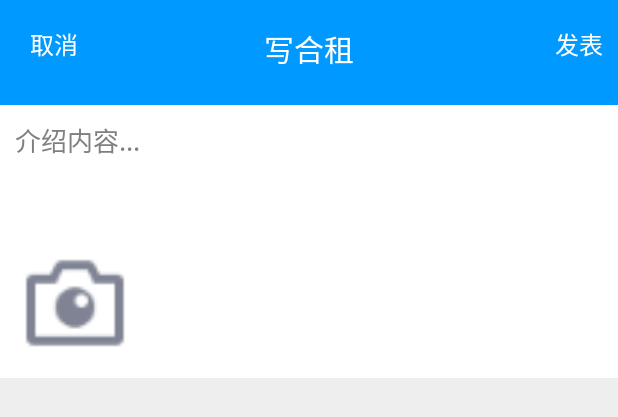
After one commit to Liuxin0/waibao, an Android app: the layout uprent_activity.xml on its own in the app's theme, with its tools: preview values and no code run, on a phone screen of 412 x 824 dp. The commit adds this screen. Shown: the top 417 px of the screen. Run offline under Robolectric (Android 15) with nearby library versions, the phone set to English and light mode, and no system bars.

Commit message:
upRentActivity

```diff
--- a/app/src/main/AndroidManifest.xml
+++ b/app/src/main/AndroidManifest.xml
@@ -57,6 +57,9 @@
 
         </activity>
 
+        <activity android:name=".homepage.UpRentActivity"
+            />
+
         <activity android:name=".Login.LoginActivity">
 
         </activity>
--- a/app/src/main/java/com/example/rental/homepage/HomepageMain.java
+++ b/app/src/main/java/com/example/rental/homepage/HomepageMain.java
@@ -77,6 +77,7 @@ public class HomepageMain extends Fragment{
             @Override
             public void onClick(View v) {
                 mPopupWindow.dismiss();
+                startActivity(new Intent(getActivity(),UpRentActivity.class));
             }
         });
         tv2.setOnClickListener(new View.OnClickListener() {
--- a/app/src/main/java/com/example/rental/homepage/UpRentActivity.java
+++ b/app/src/main/java/com/example/rental/homepage/UpRentActivity.java
@@ -1,8 +1,58 @@
 package com.example.rental.homepage;
+
+import android.app.Activity;
+import android.os.Bundle;
+import android.text.Editable;
+import android.text.TextWatcher;
+import android.util.Log;
+import android.view.View;
+import android.view.Window;
+import android.view.WindowManager;
+import android.widget.EditText;
+import android.widget.ImageView;
+import android.widget.TextView;
+
+import com.example.rental.R;
 
 /**
  * Created by caolu on 2016/11/5.
  */
 
-public class UpRentActivity {
+public class UpRentActivity extends Activity implements View.OnClickListener{
+
+    private TextView cancle,doup;
+    private ImageView img;
+    private EditText info;
+    @Override
+    protected void onCreate(Bundle savedInstanceState) {
+        super.onCreate(savedInstanceState);
+        requestWindowFeature(Window.FEATURE_NO_TITLE);
+        getWindow().addFlags(WindowManager.LayoutParams.FLAG_TRANSLUCENT_STATUS);
+        getWindow().addFlags(WindowManager.LayoutParams.FLAG_TRANSLUCENT_NAVIGATION);
+        setContentView(R.layout.uprent_activity);
+
+        initView();
+    }
+
+    private void initView() {
+        img = (ImageView) findViewById(R.id.uprent_img);
+        cancle  = (TextView) findViewById(R.id.uprent_cancle);
+        doup  = (TextView) findViewById(R.id.uprent_doup);
+        info = (EditText) findViewById(R.id.uprent_info);
+        img.setOnClickListener(this);
+        cancle.setOnClickListener(this);
+    }
+
+    @Override
+    public void onClick(View v) {
+        switch (v.getId()){
+            case R.id.uprent_cancle:
+                finish();
+                break;
+            case R.id.uprent_doup:
+                break;
+            case R.id.uprent_img:
+            break;
+        }
+    }
 }
--- /dev/null
+++ b/app/src/main/res/layout/uprent_activity.xml
@@ -0,0 +1,80 @@
+<?xml version="1.0" encoding="utf-8"?>
+<LinearLayout xmlns:android="http://schemas.android.com/apk/res/android"
+    android:layout_width="match_parent"
+    android:layout_height="match_parent"
+    android:background="@color/white"
+    android:orientation="vertical">
+
+    <RelativeLayout
+        style="@style/shxy_top_title"
+        android:fitsSystemWindows="true">
+
+        <TextView
+            android:id="@+id/uprent_cancle"
+            android:layout_width="wrap_content"
+            android:layout_height="wrap_content"
+            android:layout_alignParentLeft="true"
+            android:layout_marginTop="7dp"
+            android:layout_marginLeft="10dp"
+            android:padding="10dp"
+            android:text="取消"
+            android:textColor="@color/white"
+            android:textSize="16sp" />
+
+        <TextView
+            android:layout_width="wrap_content"
+            android:layout_height="wrap_content"
+            android:layout_centerHorizontal="true"
+            android:layout_marginTop="7dp"
+            android:layout_marginRight="10dp"
+            android:padding="10dp"
+            android:text="写合租"
+            android:textColor="@color/white"
+            android:textSize="20sp" />
+
+        <TextView
+            android:id="@+id/uprent_doup"
+            android:layout_width="wrap_content"
+            android:layout_height="wrap_content"
+            android:layout_alignParentRight="true"
+            android:layout_marginTop="7dp"
+            android:padding="10dp"
+            android:text="发表"
+            android:textColor="@color/white"
+            android:textSize="16sp" />
+    </RelativeLayout>
+
+    <EditText
+        android:id="@+id/uprent_info"
+        android:layout_width="match_parent"
+        android:layout_height="wrap_content"
+        android:layout_marginBottom="5dp"
+        android:layout_marginTop="10dp"
+        android:background="@color/white"
+        android:hint="介绍内容..."
+        android:paddingLeft="10dp"
+        android:paddingRight="10dp"
+        android:textColor="@color/black"
+        android:textCursorDrawable="@null"
+        android:paddingBottom="40dp"
+        android:textSize="17sp" />
+
+    <ImageView
+        android:id="@+id/uprent_img"
+        android:layout_width="100dp"
+        android:layout_height="100dp"
+        android:src="@drawable/camera" />
+
+    <View
+        android:layout_width="match_parent"
+        android:layout_height="1dp"
+        android:background="@color/light_grey"
+        android:paddingLeft="10dp" />
+<LinearLayout
+    android:layout_width="match_parent"
+    android:layout_height="match_parent"
+    android:orientation="vertical"
+    android:background="@color/light_grey">
+
+</LinearLayout>
+</LinearLayout>
--- a/app/src/main/res/values/colors.xml
+++ b/app/src/main/res/values/colors.xml
@@ -2,6 +2,8 @@
 <resources>
 
     <color name="transparent">#0000</color>
+    <color name="white_alpha_50">#50ffffff</color>
+    <color name="white_alpha_77">#77ffffff</color>
     <color name="white">#ffffff</color>
     <color name="black">#000000</color>
     <color name="hint">#616161</color>
--- a/app/src/main/res/values/styles.xml
+++ b/app/src/main/res/values/styles.xml
@@ -50,6 +50,15 @@
         <item name="android:gravity">center</item>
     </style>
 
+    <style name="shxy_top_title">
+        <item name="android:background">@color/title_blue</item>
+        <item name="android:fitsSystemWindows">true</item>
+        <item name="android:layout_height">70dp</item>
+        <item name="android:layout_width">match_parent</item>
+        <item name="android:textColor">@color/white</item>
+        <item name="android:textSize">22sp</item>
+    </style>
+
     <style name="popupwindow_textview">
         <item name="android:gravity">center_vertical</item>
         <item name="android:layout_width">wrap_content</item>
```
Also changed, not shown: app/src/main/res/drawable-xhdpi/camera.png (added), 70 other files.
